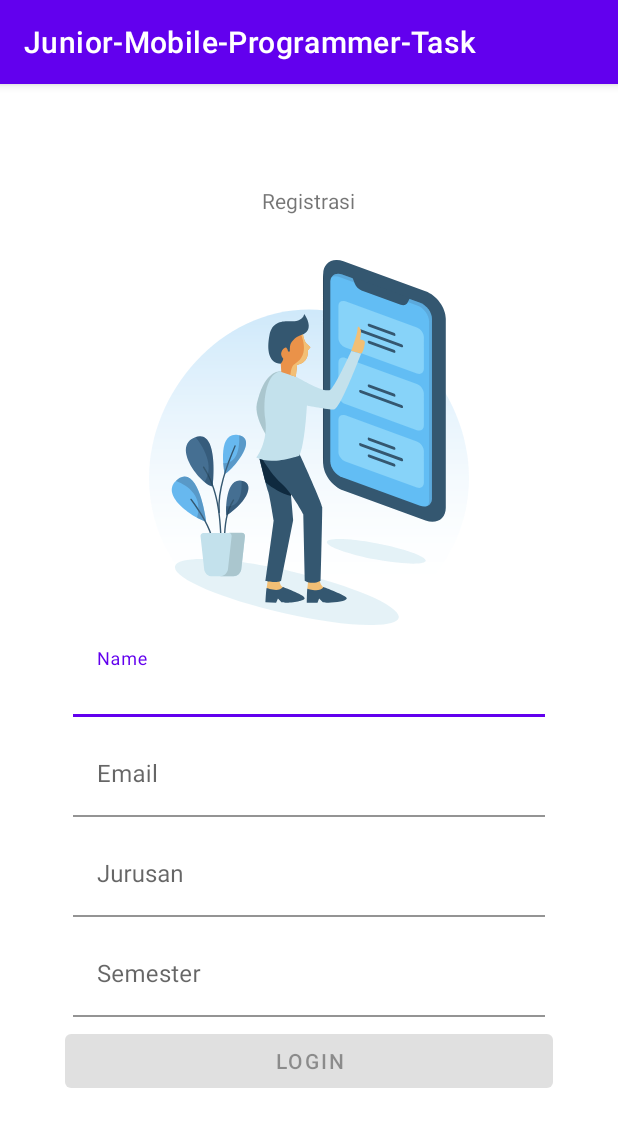
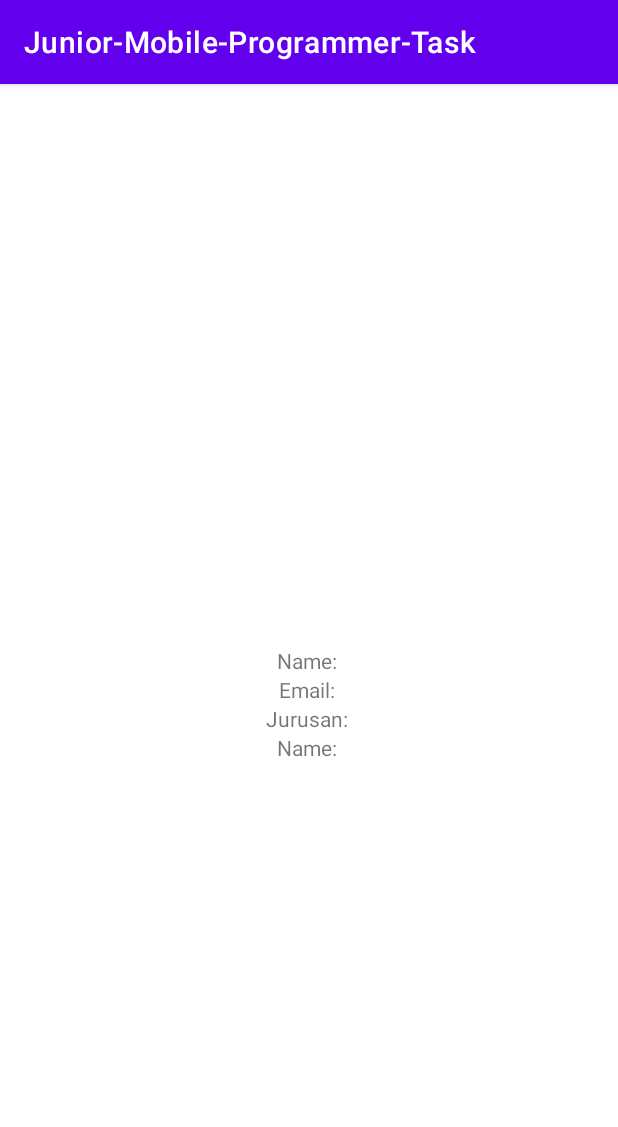
Before and after one commit to MF-Rozi/TalentHub-Junior-Mobile-Programming, an Android app: the screen it shows after launch (LoginActivity before the commit, DashboardActivity after it), after a tap on "LOGIN", on a phone screen of 412 x 824 dp. Shown: the top 1127 px of the screen. Run offline under Robolectric (Android 15) with nearby library versions, the light colour scheme and no system bars.

Commit message:
fix: something

```diff
--- a/Day-2/JuniorMobileProgrammerTask/app/src/main/java/com/mfrozi/junior_mobile_programmer_task/DashboardActivity.kt
+++ b/Day-2/JuniorMobileProgrammerTask/app/src/main/java/com/mfrozi/junior_mobile_programmer_task/DashboardActivity.kt
@@ -20,10 +20,10 @@ class DashboardActivity : AppCompatActivity() {
 
         val bundle  = this.intent.extras
         if (bundle != null){
-            name.text = bundle.getString("name")
-            email.text = bundle.getString("email")
-            jurusan.text = bundle.getString("jurusan")
-            semester.text = bundle.getString("semester")
+            name.text = "Name: "+ bundle.getString("name")
+            email.text = "Email: "+bundle.getString("email")
+            jurusan.text = "Jurusan: "+bundle.getString("jurusan")
+            semester.text = "Name: "+bundle.getString("semester")
         }
 
 
--- a/Day-2/JuniorMobileProgrammerTask/app/src/main/java/com/mfrozi/junior_mobile_programmer_task/LoginActivity.kt
+++ b/Day-2/JuniorMobileProgrammerTask/app/src/main/java/com/mfrozi/junior_mobile_programmer_task/LoginActivity.kt
@@ -30,31 +30,13 @@ class LoginActivity : AppCompatActivity() {
         jurusan = findViewById(R.id.text_input_jurusan)
         semester = findViewById(R.id.text_input_semester)
         login = findViewById(R.id.btn_login)
-        var nameText = ""
+
         var emailText = ""
         var jurusanText = ""
         var semesterText = 0
 
 
-        name.addTextChangedListener(object: TextWatcher{
-            override fun beforeTextChanged(s: CharSequence?, start: Int, count: Int, after: Int) {
-                nameText = ""
-            }
 
-            override fun onTextChanged(s: CharSequence?, start: Int, before: Int, count: Int) {
-                nameText += s
-            }
-
-            override fun afterTextChanged(s: Editable?) {
-                if (nameText != ""){
-                    nameValid = true
-                    Log.d(this.toString(), "afterTextChanged: Name Status: $nameValid")
-                    name.error = null
-                }
-                else name.error = "Nama Tidak Boleh Kosong"
-            }
-
-        })
         email.addTextChangedListener(object: TextWatcher{
             override fun beforeTextChanged(s: CharSequence?, start: Int, count: Int, after: Int) {
                 emailText = ""
@@ -117,10 +99,8 @@ class LoginActivity : AppCompatActivity() {
             }
 
         })
-        Log.d(this.toString(), "onCreate:Name Status:  $nameValid, Email Status: $emailValid, Jurusan Status: $jurusanValid, Semester Status: $semesterValid ")
 
             login.setOnClickListener { v ->
-                if (nameValid && emailValid && jurusanValid && semesterValid){
                 run {
                     val i = Intent(this, DashboardActivity::class.java)
                     var bundle = Bundle()
@@ -132,8 +112,29 @@ class LoginActivity : AppCompatActivity() {
                     startActivity(i)
                     finish()
                 }
-                }else login.isEnabled = false
             }
 
     }
+    fun nameCheck(){
+        var nameText = ""
+        name.addTextChangedListener(object: TextWatcher{
+            override fun beforeTextChanged(s: CharSequence?, start: Int, count: Int, after: Int) {
+                nameText = ""
+            }
+
+            override fun onTextChanged(s: CharSequence?, start: Int, before: Int, count: Int) {
+                nameText += s
+            }
+
+            override fun afterTextChanged(s: Editable?) {
+                if (nameText != ""){
+                    nameValid = true
+                    Log.d(this.toString(), "afterTextChanged: Name Status: $nameValid")
+                    name.error = null
+                }
+                else name.error = "Nama Tidak Boleh Kosong"
+            }
+
+        })
+    }
 }
```
